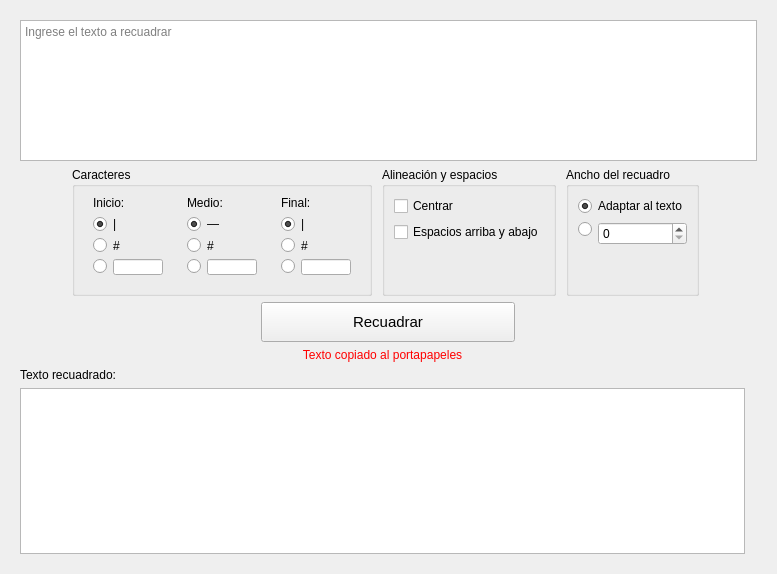
Before: the Qt Designer form recuadrator.ui in angelogllrd/Recuadrator, drawn with Qt 5.
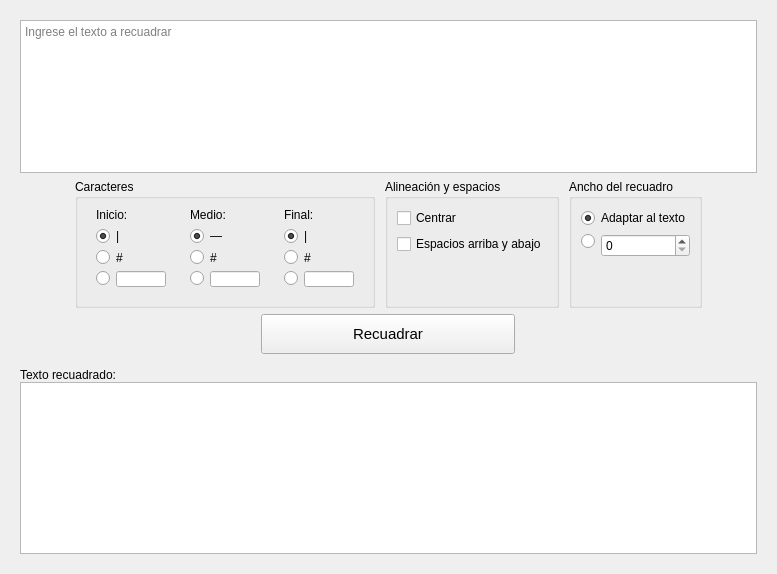
After: the same form once the commit is applied.

The edit to the form file:
```diff
--- a/recuadrator.ui
+++ b/recuadrator.ui
@@ -27,87 +27,19 @@
     <property name="bottomMargin">
      <number>20</number>
     </property>
-    <item row="4" column="0" colspan="3">
-     <layout class="QHBoxLayout" name="horizontalLayout_3">
-      <item>
-       <widget class="QPushButton" name="pushButton">
-        <property name="minimumSize">
-         <size>
-          <width>0</width>
-          <height>40</height>
-         </size>
-        </property>
-        <property name="maximumSize">
-         <size>
-          <width>254</width>
-          <height>16777215</height>
-         </size>
-        </property>
-        <property name="font">
-         <font>
-          <pointsize>11</pointsize>
-         </font>
-        </property>
-        <property name="text">
-         <string>Recuadrar</string>
-        </property>
-       </widget>
-      </item>
-     </layout>
-    </item>
-    <item row="0" column="0" rowspan="2" colspan="3">
-     <widget class="QPlainTextEdit" name="plainTextEdit_entrada">
-      <property name="placeholderText">
-       <string>Ingrese el texto a recuadrar</string>
-      </property>
-     </widget>
-    </item>
-    <item row="7" column="0">
-     <widget class="QPlainTextEdit" name="plainTextEdit_salida">
-      <property name="font">
-       <font>
-        <family>Consolas</family>
-       </font>
-      </property>
-      <property name="readOnly">
-       <bool>true</bool>
-      </property>
-     </widget>
-    </item>
-    <item row="6" column="0">
-     <widget class="QLabel" name="label">
-      <property name="text">
-       <string>Texto recuadrado:</string>
-      </property>
-     </widget>
-    </item>
-    <item row="5" column="0">
-     <widget class="QLabel" name="label_copiado">
-      <property name="font">
-       <font>
-        <weight>50</weight>
-        <italic>false</italic>
-        <bold>false</bold>
-       </font>
-      </property>
-      <property name="styleSheet">
-       <string notr="true">color: red</string>
-      </property>
-      <property name="text">
-       <string>Texto copiado al portapapeles</string>
-      </property>
-      <property name="alignment">
-       <set>Qt::AlignCenter</set>
-      </property>
-     </widget>
-    </item>
+    <property name="verticalSpacing">
+     <number>0</number>
+    </property>
     <item row="2" column="0" colspan="2">
      <layout class="QHBoxLayout" name="horizontalLayout">
       <property name="spacing">
        <number>10</number>
       </property>
       <property name="topMargin">
-       <number>0</number>
+       <number>6</number>
+      </property>
+      <property name="bottomMargin">
+       <number>6</number>
       </property>
       <item>
        <spacer name="horizontalSpacer">
@@ -130,6 +62,11 @@
           <height>129</height>
          </size>
         </property>
+        <property name="font">
+         <font>
+          <family>Segoe UI</family>
+         </font>
+        </property>
         <property name="title">
          <string>Caracteres</string>
         </property>
@@ -142,6 +79,11 @@
            <layout class="QVBoxLayout" name="verticalLayout">
             <item>
              <widget class="QLabel" name="label_2">
+              <property name="font">
+               <font>
+                <family>Segoe UI</family>
+               </font>
+              </property>
               <property name="text">
                <string>Inicio:</string>
               </property>
@@ -149,6 +91,11 @@
             </item>
             <item>
              <widget class="QRadioButton" name="radioButton_inicio_pipe">
+              <property name="font">
+               <font>
+                <family>Segoe UI</family>
+               </font>
+              </property>
               <property name="text">
                <string>|</string>
               </property>
@@ -159,6 +106,11 @@
             </item>
             <item>
              <widget class="QRadioButton" name="radioButton_inicio_num">
+              <property name="font">
+               <font>
+                <family>Segoe UI</family>
+               </font>
+              </property>
               <property name="text">
                <string>#</string>
               </property>
@@ -180,6 +132,11 @@
                   <height>16777215</height>
                  </size>
                 </property>
+                <property name="font">
+                 <font>
+                  <family>Segoe UI</family>
+                 </font>
+                </property>
                </widget>
               </item>
               <item row="0" column="0">
@@ -199,6 +156,11 @@
            <layout class="QVBoxLayout" name="verticalLayout_3">
             <item>
              <widget class="QLabel" name="label_3">
+              <property name="font">
+               <font>
+                <family>Segoe UI</family>
+               </font>
+              </property>
               <property name="text">
                <string>Medio:</string>
               </property>
@@ -206,6 +168,11 @@
             </item>
             <item>
              <widget class="QRadioButton" name="radioButton_medio_linea">
+              <property name="font">
+               <font>
+                <family>Segoe UI</family>
+               </font>
+              </property>
               <property name="text">
                <string>— </string>
               </property>
@@ -216,6 +183,11 @@
             </item>
             <item>
              <widget class="QRadioButton" name="radioButton_medio_num">
+              <property name="font">
+               <font>
+                <family>Segoe UI</family>
+               </font>
+              </property>
               <property name="text">
                <string>#</string>
               </property>
@@ -237,6 +209,11 @@
                   <height>16777215</height>
                  </size>
                 </property>
+                <property name="font">
+                 <font>
+                  <family>Segoe UI</family>
+                 </font>
+                </property>
                </widget>
               </item>
               <item row="0" column="0">
@@ -256,6 +233,11 @@
            <layout class="QVBoxLayout" name="verticalLayout_2">
             <item>
              <widget class="QLabel" name="label_4">
+              <property name="font">
+               <font>
+                <family>Segoe UI</family>
+               </font>
+              </property>
               <property name="text">
                <string>Final:</string>
               </property>
@@ -263,6 +245,11 @@
             </item>
             <item>
              <widget class="QRadioButton" name="radioButton_final_pipe">
+              <property name="font">
+               <font>
+                <family>Segoe UI</family>
+               </font>
+              </property>
               <property name="text">
                <string>|</string>
               </property>
@@ -273,6 +260,11 @@
             </item>
             <item>
              <widget class="QRadioButton" name="radioButton_final_num">
+              <property name="font">
+               <font>
+                <family>Segoe UI</family>
+               </font>
+              </property>
               <property name="text">
                <string>#</string>
               </property>
@@ -294,6 +286,11 @@
                   <height>16777215</height>
                  </size>
                 </property>
+                <property name="font">
+                 <font>
+                  <family>Segoe UI</family>
+                 </font>
+                </property>
                </widget>
               </item>
               <item row="0" column="0">
@@ -319,12 +316,22 @@
           <height>129</height>
          </size>
         </property>
+        <property name="font">
+         <font>
+          <family>Segoe UI</family>
+         </font>
+        </property>
         <property name="title">
          <string>Alineación y espacios</string>
         </property>
         <layout class="QVBoxLayout" name="verticalLayout_4">
          <item>
           <widget class="QCheckBox" name="checkBox_centrar">
+           <property name="font">
+            <font>
+             <family>Segoe UI</family>
+            </font>
+           </property>
            <property name="text">
             <string>Centrar</string>
            </property>
@@ -332,6 +339,11 @@
          </item>
          <item>
           <widget class="QCheckBox" name="checkBox_espacios">
+           <property name="font">
+            <font>
+             <family>Segoe UI</family>
+            </font>
+           </property>
            <property name="text">
             <string>Espacios arriba y abajo</string>
            </property>
@@ -361,12 +373,22 @@
           <height>129</height>
          </size>
         </property>
+        <property name="font">
+         <font>
+          <family>Segoe UI</family>
+         </font>
+        </property>
         <property name="title">
          <string>Ancho del recuadro</string>
         </property>
         <layout class="QGridLayout" name="gridLayout_2">
          <item row="0" column="0">
           <widget class="QRadioButton" name="radioButton_ancho">
+           <property name="font">
+            <font>
+             <family>Segoe UI</family>
+            </font>
+           </property>
            <property name="text">
             <string>Adaptar al texto</string>
            </property>
@@ -386,6 +408,11 @@
            </item>
            <item row="0" column="1">
             <widget class="QSpinBox" name="spinBox_ancho">
+             <property name="font">
+              <font>
+               <family>Segoe UI</family>
+              </font>
+             </property>
              <property name="minimum">
               <number>0</number>
              </property>
@@ -414,6 +441,89 @@
       </item>
      </layout>
     </item>
+    <item row="4" column="0" colspan="2">
+     <layout class="QHBoxLayout" name="horizontalLayout_3">
+      <item>
+       <widget class="QPushButton" name="pushButton">
+        <property name="minimumSize">
+         <size>
+          <width>0</width>
+          <height>40</height>
+         </size>
+        </property>
+        <property name="maximumSize">
+         <size>
+          <width>254</width>
+          <height>16777215</height>
+         </size>
+        </property>
+        <property name="font">
+         <font>
+          <family>Segoe UI</family>
+          <pointsize>11</pointsize>
+         </font>
+        </property>
+        <property name="text">
+         <string>Recuadrar</string>
+        </property>
+       </widget>
+      </item>
+     </layout>
+    </item>
+    <item row="0" column="0" rowspan="2" colspan="2">
+     <widget class="QPlainTextEdit" name="plainTextEdit_entrada">
+      <property name="font">
+       <font>
+        <family>Segoe UI</family>
+       </font>
+      </property>
+      <property name="placeholderText">
+       <string>Ingrese el texto a recuadrar</string>
+      </property>
+     </widget>
+    </item>
+    <item row="7" column="0" colspan="2">
+     <widget class="QPlainTextEdit" name="plainTextEdit_salida">
+      <property name="font">
+       <font>
+        <family>Consolas</family>
+       </font>
+      </property>
+      <property name="readOnly">
+       <bool>true</bool>
+      </property>
+     </widget>
+    </item>
+    <item row="5" column="0" colspan="2">
+     <widget class="QLabel" name="label_copiado">
+      <property name="font">
+       <font>
+        <family>Segoe UI</family>
+       </font>
+      </property>
+      <property name="styleSheet">
+       <string notr="true">color: red</string>
+      </property>
+      <property name="text">
+       <string/>
+      </property>
+      <property name="alignment">
+       <set>Qt::AlignCenter</set>
+      </property>
+     </widget>
+    </item>
+    <item row="6" column="0" colspan="2">
+     <widget class="QLabel" name="label">
+      <property name="font">
+       <font>
+        <family>Segoe UI</family>
+       </font>
+      </property>
+      <property name="text">
+       <string>Texto recuadrado:</string>
+      </property>
+     </widget>
+    </item>
    </layout>
   </widget>
  </widget>
```
